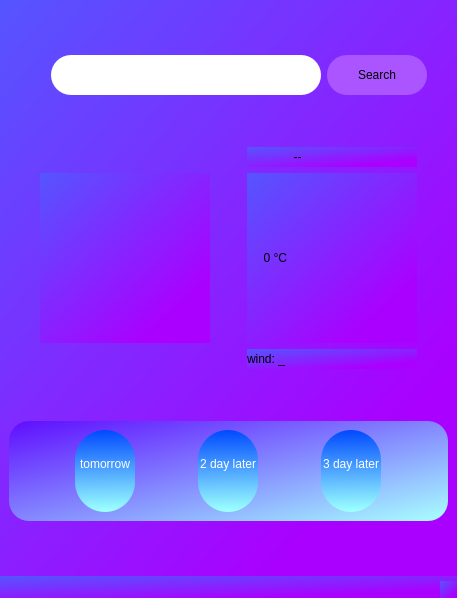
The window that session1/weather/weather.ui (SinaHosseini/PyDeployment) describes before a commit, drawn with Qt 5.
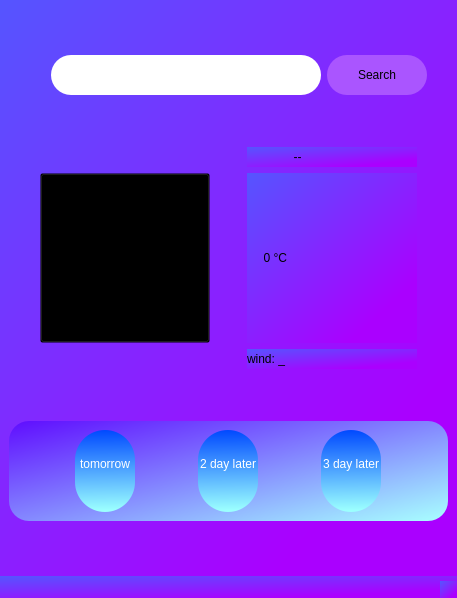
The same window after the commit.

```diff
--- a/session1/weather/weather.ui
+++ b/session1/weather/weather.ui
@@ -178,7 +178,13 @@
        </widget>
       </item>
       <item row="2" column="0">
-       <widget class="QLabel" name="icon_lb">
+       <widget class="QPushButton" name="icon_box">
+        <property name="sizePolicy">
+         <sizepolicy hsizetype="Expanding" vsizetype="Expanding">
+          <horstretch>0</horstretch>
+          <verstretch>0</verstretch>
+         </sizepolicy>
+        </property>
         <property name="maximumSize">
          <size>
           <width>170</width>
@@ -186,7 +192,7 @@
          </size>
         </property>
         <property name="styleSheet">
-         <string notr="true">background-color: f&quot;{main_window_bg_color.name()}&quot;;</string>
+         <string notr="true">background-color: transparent;</string>
         </property>
         <property name="text">
          <string/>
```
Left out of the diff: 72 changed lines with no effect on the pictures.
